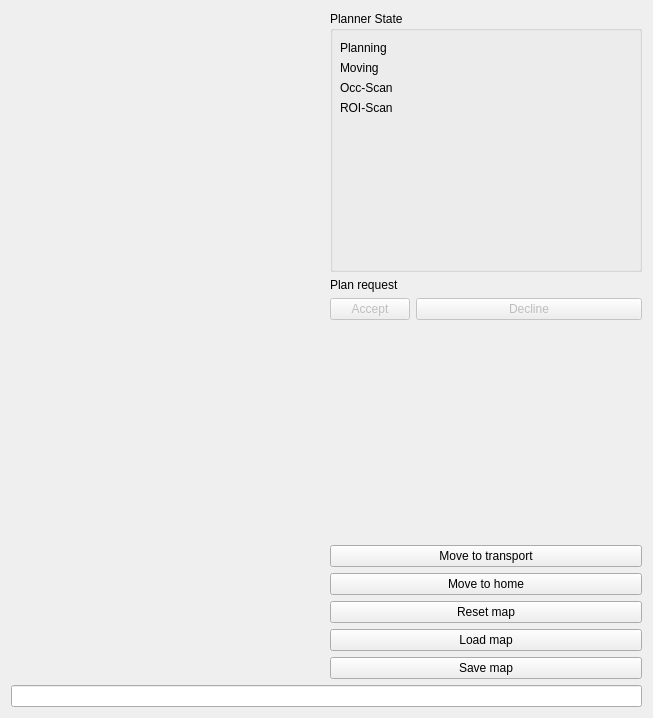
Eruvae/rqt_roi_viewpoint_planner, file src/rqt_roi_viewpoint_planner/roi_viewpoint_planner_rqt_plugin.ui: the form before one commit.
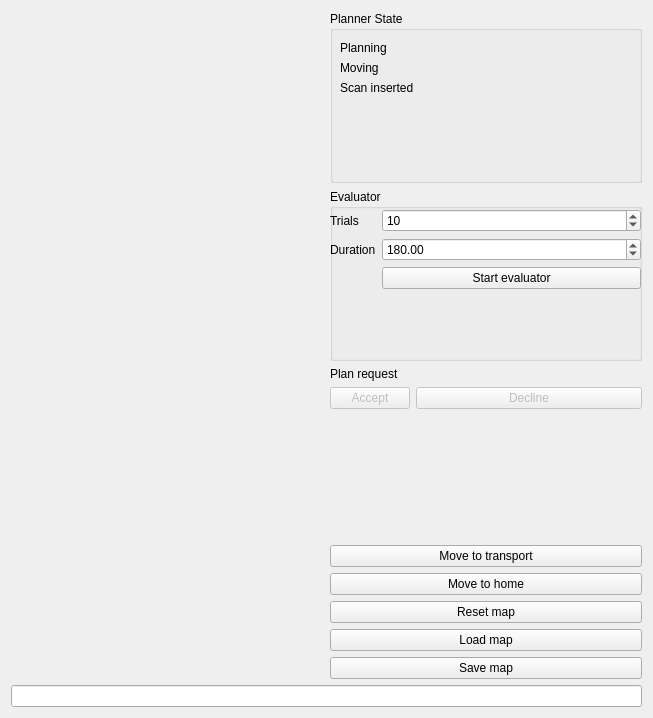
The form after the commit. Custom widgets are drawn as their Qt base class.

Commit message: Added start evaluator service

Diff of the .ui file:
```diff
--- a/src/rqt_roi_viewpoint_planner/roi_viewpoint_planner_rqt_plugin.ui
+++ b/src/rqt_roi_viewpoint_planner/roi_viewpoint_planner_rqt_plugin.ui
@@ -14,6 +14,13 @@
    <string>Form</string>
   </property>
   <layout class="QGridLayout" name="gridLayout">
+   <item row="3" column="1">
+    <widget class="QPushButton" name="moveToTransportPushButton">
+     <property name="text">
+      <string>Move to transport</string>
+     </property>
+    </widget>
+   </item>
    <item row="0" column="1">
     <widget class="QGroupBox" name="plannerStateGroupBox">
      <property name="title">
@@ -24,8 +31,8 @@
        <rect>
         <x>10</x>
         <y>30</y>
-        <width>101</width>
-        <height>101</height>
+        <width>121</width>
+        <height>71</height>
        </rect>
       </property>
       <layout class="QFormLayout" name="plannerStateLayout">
@@ -50,64 +57,47 @@
         <widget class="LedIndicator" name="movingLed" native="true"/>
        </item>
        <item row="2" column="0">
-        <widget class="QLabel" name="occScanLabel">
+        <widget class="QLabel" name="scanLabel">
          <property name="text">
-          <string>Occ-Scan</string>
+          <string>Scan inserted</string>
          </property>
         </widget>
        </item>
        <item row="2" column="1">
-        <widget class="LedIndicator" name="occScanLed" native="true"/>
-       </item>
-       <item row="3" column="0">
-        <widget class="QLabel" name="roiScanLabel">
-         <property name="text">
-          <string>ROI-Scan</string>
-         </property>
-        </widget>
-       </item>
-       <item row="3" column="1">
-        <widget class="LedIndicator" name="roiScanLed" native="true"/>
+        <widget class="LedIndicator" name="scanLed" native="true"/>
        </item>
       </layout>
      </widget>
     </widget>
    </item>
-   <item row="0" column="0" rowspan="7">
-    <layout class="QFormLayout" name="configLayout"/>
-   </item>
-   <item row="6" column="1">
-    <widget class="QPushButton" name="saveMapPushButton">
-     <property name="text">
-      <string>Save map</string>
-     </property>
-    </widget>
-   </item>
-   <item row="3" column="1">
+   <item row="4" column="1">
     <widget class="QPushButton" name="moveToHomePushButton">
      <property name="text">
       <string>Move to home</string>
      </property>
     </widget>
    </item>
-   <item row="7" column="0" colspan="2">
+   <item row="8" column="0" colspan="2">
     <widget class="QLineEdit" name="statusTextBox"/>
    </item>
-   <item row="2" column="1">
-    <widget class="QPushButton" name="moveToTransportPushButton">
+   <item row="0" column="0" rowspan="8">
+    <layout class="QFormLayout" name="configLayout"/>
+   </item>
+   <item row="7" column="1">
+    <widget class="QPushButton" name="saveMapPushButton">
      <property name="text">
-      <string>Move to transport</string>
+      <string>Save map</string>
      </property>
     </widget>
    </item>
-   <item row="5" column="1">
+   <item row="6" column="1">
     <widget class="QPushButton" name="loadMapPushButton">
      <property name="text">
       <string>Load map</string>
      </property>
     </widget>
    </item>
-   <item row="1" column="1">
+   <item row="2" column="1">
     <layout class="QFormLayout" name="formLayout">
      <item row="0" column="0">
       <widget class="QLabel" name="planRequestLabel">
@@ -141,13 +131,73 @@
      </item>
     </layout>
    </item>
-   <item row="4" column="1">
+   <item row="5" column="1">
     <widget class="QPushButton" name="resetMapPushButton">
      <property name="text">
       <string>Reset map</string>
      </property>
     </widget>
    </item>
+   <item row="1" column="1">
+    <widget class="QGroupBox" name="evaluatorGroupBox">
+     <property name="title">
+      <string>Evaluator</string>
+     </property>
+     <widget class="QWidget" name="formLayoutWidget_2">
+      <property name="geometry">
+       <rect>
+        <x>0</x>
+        <y>20</y>
+        <width>311</width>
+        <height>141</height>
+       </rect>
+      </property>
+      <layout class="QFormLayout" name="evaluatorLayout">
+       <item row="0" column="0">
+        <widget class="QLabel" name="evalTrialsLabel">
+         <property name="text">
+          <string>Trials</string>
+         </property>
+        </widget>
+       </item>
+       <item row="0" column="1">
+        <widget class="QSpinBox" name="evalTrialsSpinBox">
+         <property name="maximum">
+          <number>50</number>
+         </property>
+         <property name="value">
+          <number>10</number>
+         </property>
+        </widget>
+       </item>
+       <item row="1" column="0">
+        <widget class="QLabel" name="evalDurationLabel">
+         <property name="text">
+          <string>Duration</string>
+         </property>
+        </widget>
+       </item>
+       <item row="1" column="1">
+        <widget class="QDoubleSpinBox" name="evalDurationSpinBox">
+         <property name="maximum">
+          <double>600.000000000000000</double>
+         </property>
+         <property name="value">
+          <double>180.000000000000000</double>
+         </property>
+        </widget>
+       </item>
+       <item row="2" column="1">
+        <widget class="QPushButton" name="startEvaluatorPushButton">
+         <property name="text">
+          <string>Start evaluator</string>
+         </property>
+        </widget>
+       </item>
+      </layout>
+     </widget>
+    </widget>
+   </item>
   </layout>
  </widget>
  <customwidgets>
```
The commit also changes 2 other files.
